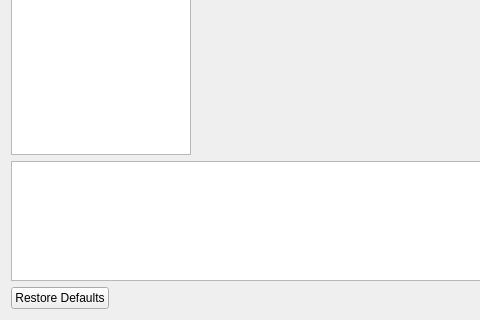
This is src/ui/Settings/SettingsWindow.ui in PCSX2/myMCpp as Qt 5 draws it before an edit; both pictures show x 0 to 480 and y 380 to 700 of the 900 by 700 pixel window. The edited form follows.
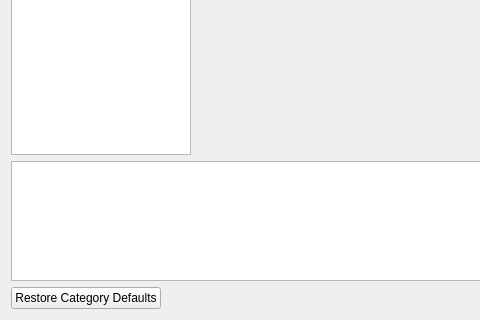
This is the edited form.

```diff
--- a/src/ui/Settings/SettingsWindow.ui
+++ b/src/ui/Settings/SettingsWindow.ui
@@ -86,7 +86,7 @@
      <item>
       <widget class="QPushButton" name="restoreDefaultsButton">
        <property name="text">
-        <string>Restore Defaults</string>
+        <string>Restore Category Defaults</string>
        </property>
       </widget>
      </item>
```
